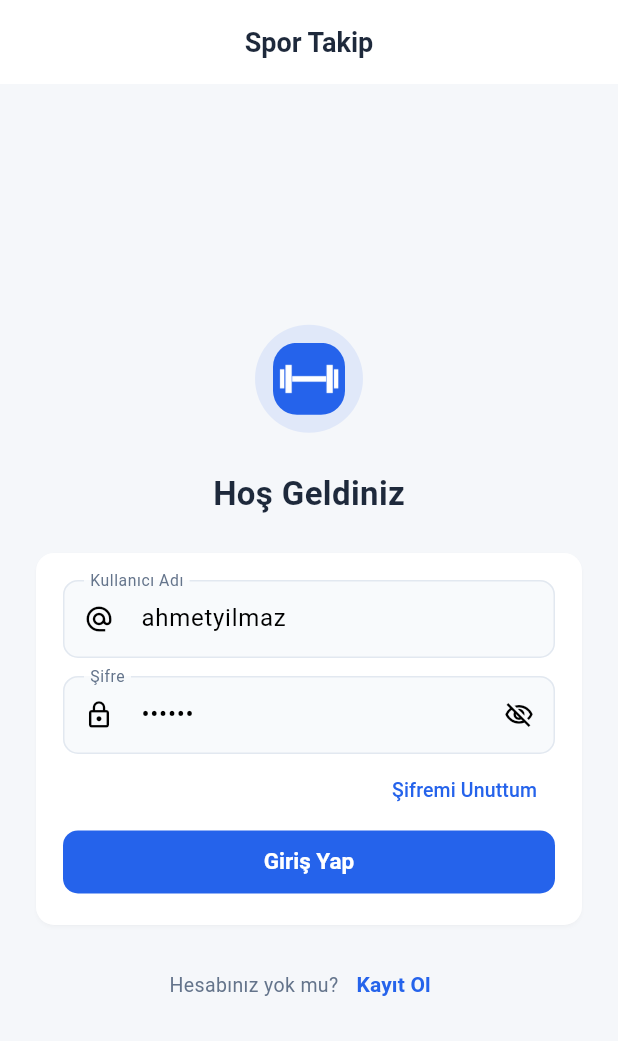
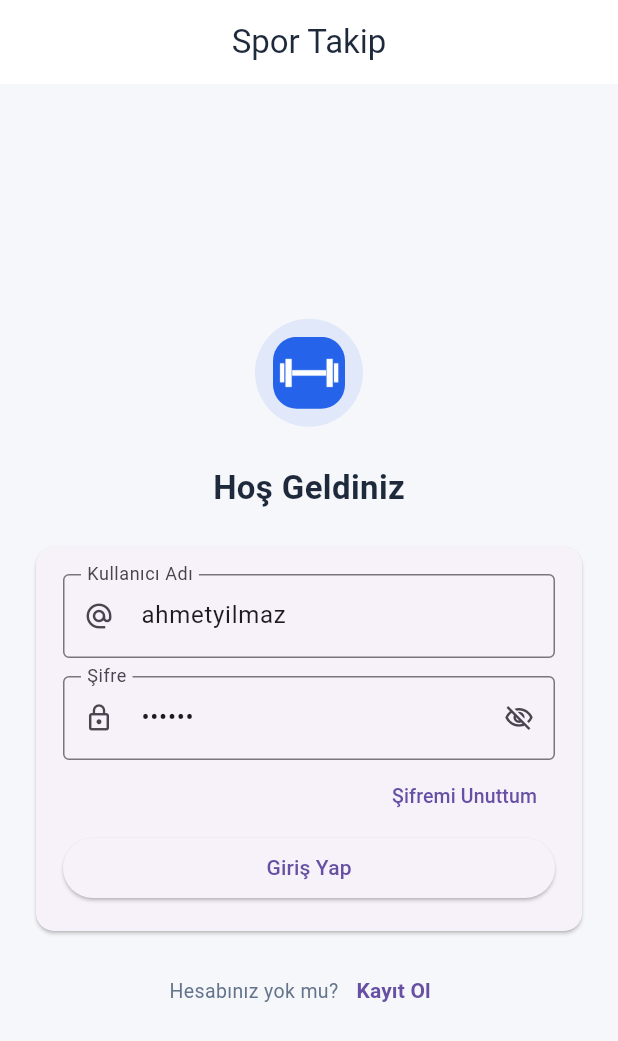
Before and after one commit to burqky/Mobil_Programlama, a Flutter app: the screen it shows after launch, on a phone screen of 412 x 824 dp. Shown: the top 1041 px of the screen. Run offline on Flutter 3.47's test engine with Material 3 defaults, Android fonts, the phone set to English and light mode, and no system bars; network calls fail.

Commit message:
Tema yapilandirmasi ve renk paleti sabitleri sadelestirildi

```diff
--- a/spor_uygulamasi/lib/core/theme/app_colors.dart
+++ b/spor_uygulamasi/lib/core/theme/app_colors.dart
@@ -1,15 +1,18 @@
 import 'package:flutter/material.dart';
 
 class AppColors {
-  // Açık, ferah ve göz yormayan renk paleti
+  // Açık, ferah ve göz yormayan renk paleti (3. Hafta PDF - Color sabitleri)
   static const Color background = Color(0xFFF5F7FA);
   static const Color surface = Colors.white;
   static const Color inputFill = Color(0xFFF8FAFC);
 
-  // Ana mavi tonları
+  // Ana mavi tonları ve koyu arka plan sabitleri
   static const Color primary = Color(0xFF2563EB);
   static const Color primaryDark = Color(0xFF1D4ED8);
+  static const Color primaryLight = Color(0xFFDBEAFE);
   static const Color accent = Color(0xFF3B82F6);
+  static const Color darkBgTop = Color(0xFF0B132B);
+  static const Color darkBgBottom = Color(0xFF050811);
 
   // Metin ve kenarlık renkleri
   static const Color textPrimary = Color(0xFF1E293B);
--- a/spor_uygulamasi/lib/core/theme/app_theme.dart
+++ b/spor_uygulamasi/lib/core/theme/app_theme.dart
@@ -2,86 +2,17 @@ import 'package:flutter/material.dart';
 import 'app_colors.dart';
 
 class AppTheme {
+  // Ders müfredatına uygun temel tema ayarları
   static ThemeData get lightTheme {
     return ThemeData(
-      useMaterial3: true,
-      brightness: Brightness.light,
       scaffoldBackgroundColor: AppColors.background,
-      colorScheme: const ColorScheme.light(
-        primary: AppColors.primary,
-        secondary: AppColors.accent,
-        surface: AppColors.surface,
-        error: AppColors.error,
-      ),
+      primaryColor: AppColors.primary,
       appBarTheme: const AppBarTheme(
         backgroundColor: Colors.white,
         foregroundColor: AppColors.textPrimary,
         elevation: 0,
         centerTitle: true,
-        titleTextStyle: TextStyle(
-          color: AppColors.textPrimary,
-          fontSize: 18,
-          fontWeight: FontWeight.w600,
-        ),
-      ),
-      cardTheme: CardThemeData(
-        color: Colors.white,
-        elevation: 1,
-        shadowColor: Colors.black12,
-        shape: RoundedRectangleBorder(
-          borderRadius: BorderRadius.circular(12),
-        ),
-      ),
-      inputDecorationTheme: InputDecorationTheme(
-        filled: true,
-        fillColor: AppColors.inputFill,
-        hintStyle: const TextStyle(color: AppColors.textSecondary, fontSize: 14),
-        labelStyle: const TextStyle(color: AppColors.textSecondary, fontSize: 14),
-        contentPadding: const EdgeInsets.symmetric(
-          horizontal: 14,
-          vertical: 14,
-        ),
-        border: OutlineInputBorder(
-          borderRadius: BorderRadius.circular(10),
-          borderSide: const BorderSide(color: AppColors.border),
-        ),
-        enabledBorder: OutlineInputBorder(
-          borderRadius: BorderRadius.circular(10),
-          borderSide: const BorderSide(color: AppColors.border),
-        ),
-        focusedBorder: OutlineInputBorder(
-          borderRadius: BorderRadius.circular(10),
-          borderSide: const BorderSide(color: AppColors.primary, width: 1.5),
-        ),
-      ),
-      elevatedButtonTheme: ElevatedButtonThemeData(
-        style: ElevatedButton.styleFrom(
-          backgroundColor: AppColors.primary,
-          foregroundColor: Colors.white,
-          elevation: 0,
-          padding: const EdgeInsets.symmetric(horizontal: 16, vertical: 12),
-          shape: RoundedRectangleBorder(
-            borderRadius: BorderRadius.circular(10),
-          ),
-          textStyle: const TextStyle(
-            fontSize: 15,
-            fontWeight: FontWeight.w600,
-          ),
-        ),
-      ),
-      outlinedButtonTheme: OutlinedButtonThemeData(
-        style: OutlinedButton.styleFrom(
-          foregroundColor: AppColors.primary,
-          side: const BorderSide(color: AppColors.primary),
-          padding: const EdgeInsets.symmetric(horizontal: 14, vertical: 10),
-          shape: RoundedRectangleBorder(
-            borderRadius: BorderRadius.circular(10),
-          ),
-        ),
       ),
     );
   }
-
-  // Geriye dönük uyumluluk için
-  static ThemeData get darkTheme => lightTheme;
 }
```
